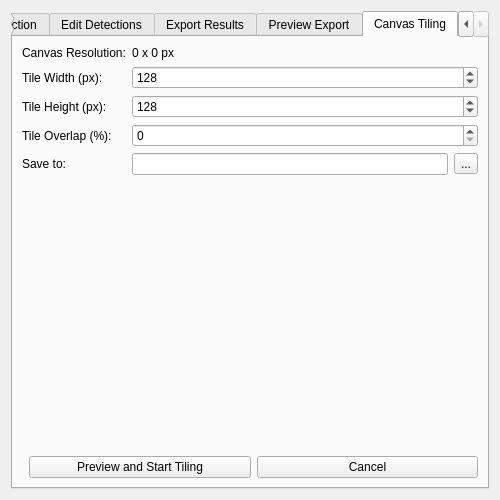
Old version of the form yolo_mod/yolo_mod_dialog_base.ui in the repository mateusz29/yolo-mod.
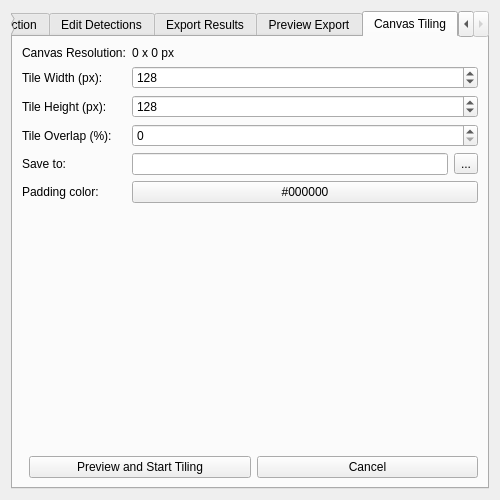
New version of the form. The open tabs and pages were chosen to show the change.

Commit message: feat: add posibility to choose color of padding

```diff
--- a/yolo_mod/yolo_mod_dialog_base.ui
+++ b/yolo_mod/yolo_mod_dialog_base.ui
@@ -594,6 +594,16 @@
             </item>
           </layout>
           </item>
+          <item row="5" column="0">
+          <widget class="QLabel" name="label_tiling_padding_color">
+            <property name="text"><string>Padding color:</string></property>
+          </widget>
+          </item>
+          <item row="5" column="1">
+          <widget class="QPushButton" name="btn_tiling_padding_color">
+            <property name="text"><string>#000000</string></property>
+          </widget>
+          </item>
         </layout>
         </item>
         <item>
```
The commit also changes 2 other files.
